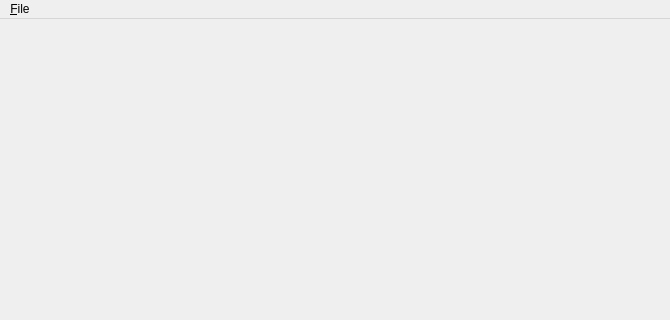
Above: forms/mainwindow.ui from elemc/XMLer before the change; both pictures show x 0 to 670 and y 0 to 320 of the 670 by 482 pixel window. Below: the same form after it.
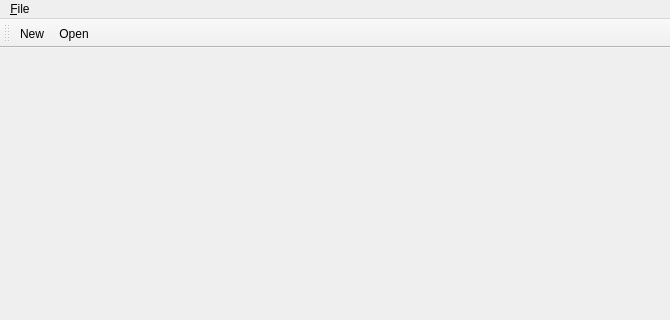
That is the form after the change.

```diff
--- a/forms/mainwindow.ui
+++ b/forms/mainwindow.ui
@@ -43,6 +43,19 @@
    <addaction name="menu_File"/>
   </widget>
   <widget class="QStatusBar" name="statusbar"/>
+  <widget class="QToolBar" name="toolBar">
+   <property name="windowTitle">
+    <string>toolBar</string>
+   </property>
+   <attribute name="toolBarArea">
+    <enum>TopToolBarArea</enum>
+   </attribute>
+   <attribute name="toolBarBreak">
+    <bool>false</bool>
+   </attribute>
+   <addaction name="actionNew"/>
+   <addaction name="actionOpen"/>
+  </widget>
   <action name="actionExit">
    <property name="text">
     <string>E&amp;xit</string>
```
Left out of the diff: 5 changed lines with no effect on the pictures.
